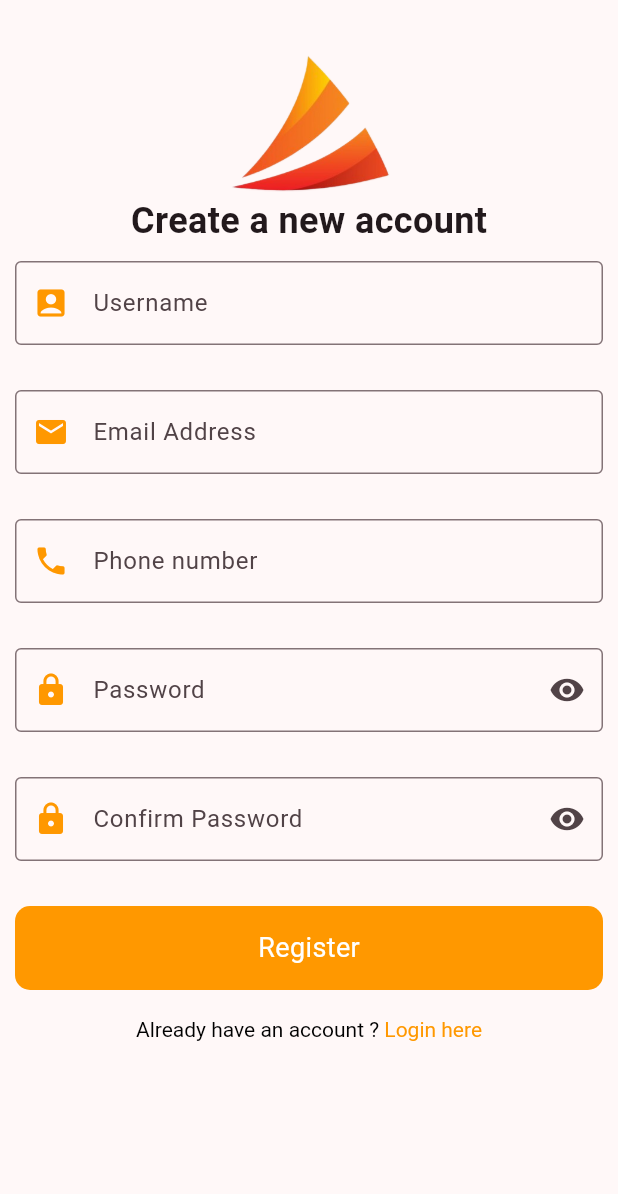
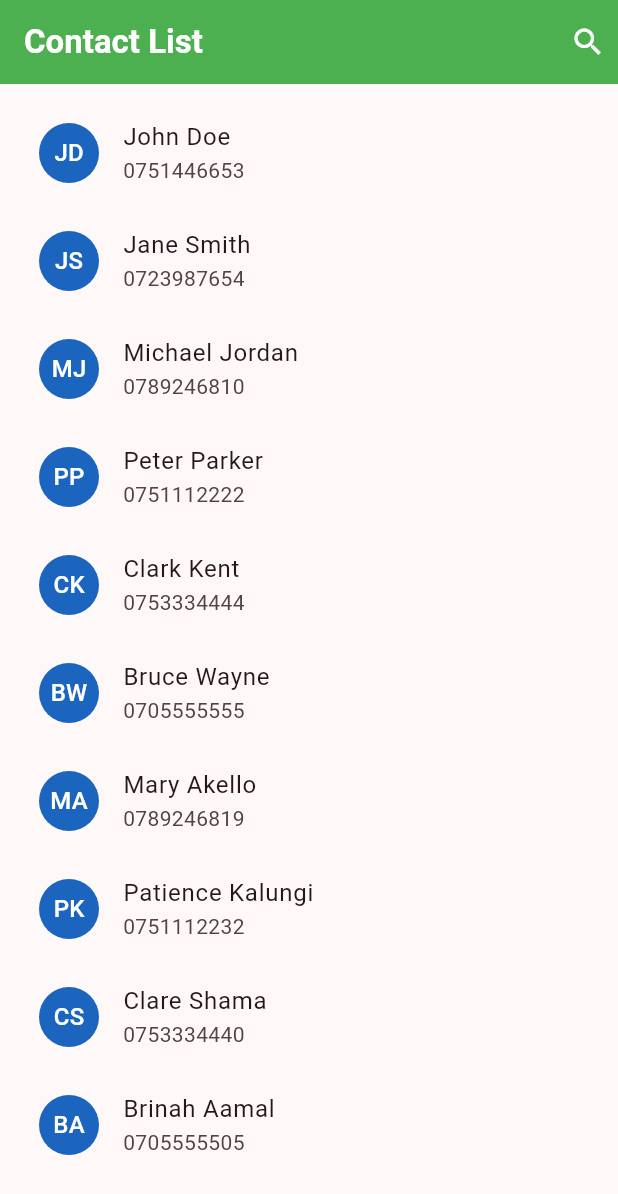
Before and after one commit to gorretgolden/30-Days-of-Flutter-Beginner-UI-Challenges, a Flutter app: the screen it shows after launch, on a phone screen of 412 x 824 dp. Shown: the top 1194 px of the screen. Run offline on Flutter 3.47's test engine with Material 3 defaults, Android fonts, the phone set to English and light mode, and no system bars; our stand-ins replace get.

Commit message:
Day 8: Worked on contact list with user initials

```diff
--- /dev/null
+++ b/lib/day8.dart
@@ -0,0 +1,77 @@
+import 'dart:math';
+
+import 'package:flutter/material.dart';
+
+class ContactList extends StatelessWidget {
+  const ContactList({super.key});
+
+  @override
+  Widget build(BuildContext context) {
+    final List<Map<String, String>> contacts = [
+      {'name': 'John Doe', 'phone': '0751446653'},
+      {'name': 'Jane Smith', 'phone': '0723987654'},
+      {'name': 'Michael Jordan', 'phone': '0789246810'},
+      {'name': 'Peter Parker', 'phone': '0751112222'},
+      {'name': 'Clark Kent', 'phone': '0753334444'},
+      {'name': 'Bruce Wayne', 'phone': '0705555555'},
+      {'name': 'Mary Akello', 'phone': '0789246819'},
+      {'name': 'Patience Kalungi', 'phone': '0751112232'},
+      {'name': 'Clare Shama', 'phone': '0753334440'},
+      {'name': 'Brinah Aamal', 'phone': '0705555505'},
+    ];
+
+    //function to generate random colors
+    Color generateRandomColor() {
+      final Random random = Random();
+      return Color.fromARGB(
+          255, random.nextInt(256), random.nextInt(256), random.nextInt(256));
+    }
+
+    //function to get contact name initials
+    String getContactInitials(String name) {
+      List<String> parts = name.split(" ");
+      String initials =
+          parts.length > 1 ? parts[0][0] + parts[1][0] : parts[0][0];
+      return initials.toUpperCase();
+    }
+
+    return Scaffold(
+      appBar: AppBar(
+        title: const Text(
+          "Contact List",
+          style: TextStyle(fontWeight: FontWeight.bold),
+        ),
+        backgroundColor: Colors.green,
+        foregroundColor: Colors.white,
+        actions: const [
+          Padding(
+            padding: EdgeInsets.all(8.0),
+            child: Icon(Icons.search),
+          )
+        ],
+      ),
+      body: Padding(
+        padding: const EdgeInsets.all(10.0),
+        child: ListView.builder(
+          itemCount: contacts.length,
+          scrollDirection: Axis.vertical,
+          itemBuilder: (context, index) {
+            String name = contacts[index]['name']!;
+            String phone = contacts[index]['phone']!;
+            Color avatarColor = generateRandomColor();
+            String contactInitials = getContactInitials(name);
+            return ListTile(
+              leading: CircleAvatar(
+                backgroundColor: avatarColor, //adding random bg colors
+                child: Text(contactInitials,
+                    style: const TextStyle(color: Colors.white)),
+              ),
+              title: Text(name),
+              subtitle: Text(phone),
+            );
+          },
+        ),
+      ),
+    );
+  }
+}
--- a/lib/main.dart
+++ b/lib/main.dart
@@ -7,6 +7,7 @@ import 'package:thirty_days_beginner_ui_basics/day4.dart';
 import 'package:thirty_days_beginner_ui_basics/day5.dart';
 import 'package:thirty_days_beginner_ui_basics/day6.dart';
 import 'package:thirty_days_beginner_ui_basics/day7.dart';
+import 'package:thirty_days_beginner_ui_basics/day8.dart';
 
 void main() {
   runApp(const MyApp());
@@ -26,7 +27,7 @@ class MyApp extends StatelessWidget {
         colorScheme: ColorScheme.fromSeed(seedColor: Colors.black),
         useMaterial3: true,
       ),
-      home: const ValidatedRegistrationPage()
+      home: const ContactList()
     );
   }
 }
```
